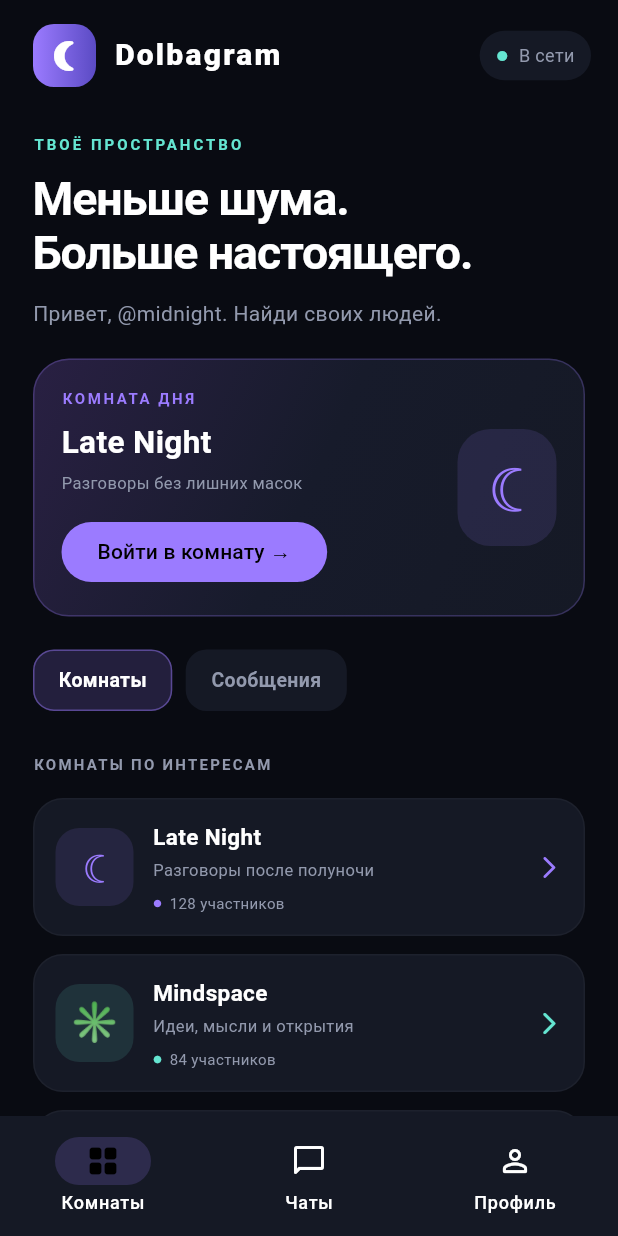
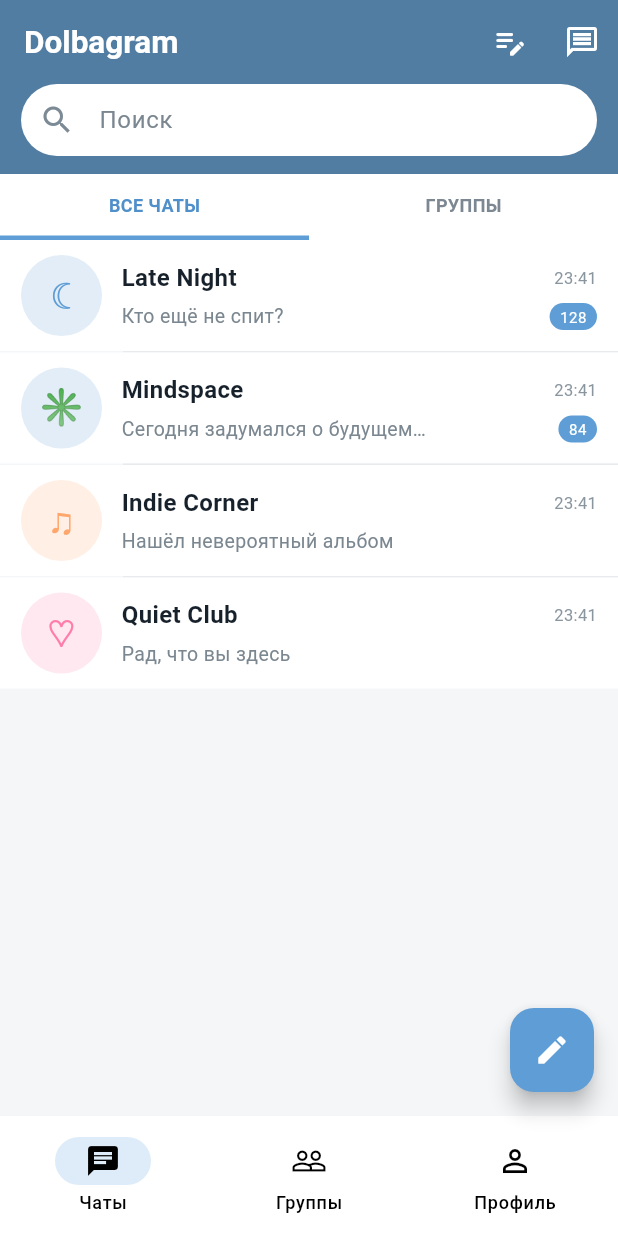
Before and after one commit to winlosse857/-, a Flutter app: the screen it shows after launch, on a phone screen of 412 x 824 dp. Run offline on Flutter 3.47's test engine with Material 3 defaults, Android fonts, the phone set to English and light mode, and no system bars.

Commit message:
Redesign Dolbagram UI closer to Telegram

```diff
--- a/noir_chat/lib/main.dart
+++ b/noir_chat/lib/main.dart
@@ -2,11 +2,11 @@ import 'package:flutter/material.dart';
 
 void main() => runApp(const DolbagramApp());
 
-const bg = Color(0xFF090B12);
-const panel = Color(0xFF151925);
-const violet = Color(0xFF9B7BFF);
-const cyan = Color(0xFF65E6D2);
-const muted = Color(0xFF9299AD);
+const bg = Color(0xFFF4F6F8);
+const panel = Color(0xFFFFFFFF);
+const violet = Color(0xFF5E9DD5);
+const cyan = Color(0xFF5E9DD5);
+const muted = Color(0xFF7B8790);
 
 class DolbagramApp extends StatelessWidget {
   const DolbagramApp({super.key});
@@ -14,9 +14,9 @@ class DolbagramApp extends StatelessWidget {
   Widget build(BuildContext context) => MaterialApp(
     title: 'Dolbagram',
     debugShowCheckedModeBanner: false,
-    theme: ThemeData(useMaterial3: true, brightness: Brightness.dark,
+    theme: ThemeData(useMaterial3: true, brightness: Brightness.light,
       scaffoldBackgroundColor: bg,
-      colorScheme: const ColorScheme.dark(primary: violet, secondary: cyan, surface: panel),
+      colorScheme: const ColorScheme.light(primary: violet, secondary: cyan, surface: panel),
       inputDecorationTheme: InputDecorationTheme(filled: true, fillColor: const Color(0xFF202536),
         hintStyle: const TextStyle(color: muted),
         border: OutlineInputBorder(borderRadius: BorderRadius.circular(18), borderSide: BorderSide.none))),
@@ -44,98 +44,125 @@ class HomeScreen extends StatefulWidget {
 class _HomeScreenState extends State<HomeScreen> {
   int tab = 0;
   String nickname = 'midnight';
+  String search = '';
   final joined = <String>{'Late Night', 'Mindspace'};
 
   @override
-  Widget build(BuildContext context) => Scaffold(
-    body: SafeArea(child: CustomScrollView(slivers: [
-      SliverToBoxAdapter(child: header()),
-      SliverToBoxAdapter(child: welcome()),
-      SliverToBoxAdapter(child: Padding(padding: const EdgeInsets.fromLTRB(22,0,22,10),
-        child: Row(children: [chip('Комнаты',0), const SizedBox(width:9), chip('Сообщения',1)]))),
-      SliverToBoxAdapter(child: Padding(padding: const EdgeInsets.fromLTRB(22,18,22,10),
-        child: Text(tab == 0 ? 'КОМНАТЫ ПО ИНТЕРЕСАМ' : 'НЕДАВНИЕ ЧАТЫ',
-          style: const TextStyle(color: muted,fontSize:10,letterSpacing:1.5,fontWeight:FontWeight.bold)))),
-      SliverList(delegate: SliverChildBuilderDelegate((context,i)=>roomTile(rooms[i]),childCount:rooms.length)),
-      const SliverToBoxAdapter(child:SizedBox(height:24)),
-    ])),
-    bottomNavigationBar: NavigationBar(backgroundColor:panel,indicatorColor:violet.withOpacity(.18),
-      selectedIndex:tab,onDestinationSelected:(v){ if(v==2){editNickname();}else{setState(()=>tab=v);} },
-      destinations:const [
-        NavigationDestination(icon:Icon(Icons.grid_view_rounded),label:'Комнаты'),
-        NavigationDestination(icon:Icon(Icons.chat_bubble_outline_rounded),label:'Чаты'),
-        NavigationDestination(icon:Icon(Icons.person_outline_rounded),label:'Профиль'),
+  Widget build(BuildContext context) {
+    final filtered = rooms.where((r) => ('${r.name} ${r.topic} ${r.preview}').toLowerCase().contains(search.toLowerCase())).toList();
+    return Scaffold(
+      backgroundColor: const Color(0xFFF4F6F8),
+      appBar: AppBar(
+        backgroundColor: const Color(0xFF527DA3),
+        foregroundColor: Colors.white,
+        title: const Text('Dolbagram', style: TextStyle(fontWeight: FontWeight.w600, fontSize: 21)),
+        actions: [
+          IconButton(onPressed: editNickname, icon: const Icon(Icons.edit_note_rounded)),
+          IconButton(onPressed: () => setState(() => tab = 1), icon: const Icon(Icons.message_outlined)),
+        ],
+      ),
+      body: Column(children: [
+        Container(
+          color: const Color(0xFF527DA3),
+          padding: const EdgeInsets.fromLTRB(14, 0, 14, 12),
+          child: TextField(
+            onChanged: (v) => setState(() => search = v),
+            decoration: InputDecoration(
+              hintText: 'Поиск',
+              prefixIcon: const Icon(Icons.search, color: Color(0xFF7C8A96)),
+              filled: true, fillColor: Colors.white,
+              contentPadding: const EdgeInsets.symmetric(vertical: 0),
+              border: OutlineInputBorder(borderRadius: BorderRadius.circular(24), borderSide: BorderSide.none),
+            ),
+          ),
+        ),
+        Container(
+          color: Colors.white,
+          child: Row(children: [
+            _tabButton('ВСЕ ЧАТЫ', 0),
+            _tabButton('ГРУППЫ', 1),
+          ]),
+        ),
+        Expanded(child: ListView.separated(
+          itemCount: filtered.length,
+          separatorBuilder: (_, __) => const Divider(height: 1, indent: 82, color: Color(0xFFE8EAED)),
+          itemBuilder: (context, i) => _chatTile(filtered[i]),
+        )),
       ]),
+      floatingActionButton: FloatingActionButton(
+        backgroundColor: const Color(0xFF5E9DD5),
+        foregroundColor: Colors.white,
+        onPressed: () => ScaffoldMessenger.of(context).showSnackBar(
+          const SnackBar(content: Text('Новые личные чаты появятся после подключения сервера.')),
+        ),
+        child: const Icon(Icons.edit),
+      ),
+      bottomNavigationBar: NavigationBar(
+        backgroundColor: Colors.white,
+        indicatorColor: const Color(0xFFDDECF8),
+        selectedIndex: tab,
+        onDestinationSelected: (v) { if (v == 2) { editNickname(); } else { setState(() => tab = v); } },
+        destinations: const [
+          NavigationDestination(icon: Icon(Icons.chat_bubble_outline), selectedIcon: Icon(Icons.chat), label: 'Чаты'),
+          NavigationDestination(icon: Icon(Icons.people_outline), selectedIcon: Icon(Icons.people), label: 'Группы'),
+          NavigationDestination(icon: Icon(Icons.person_outline), selectedIcon: Icon(Icons.person), label: 'Профиль'),
+        ],
+      ),
+    );
+  }
+
+  Widget _tabButton(String text, int value) => Expanded(
+    child: InkWell(onTap: () => setState(() => tab = value), child: Container(
+      height: 44, alignment: Alignment.center,
+      decoration: BoxDecoration(border: Border(bottom: BorderSide(color: tab == value ? const Color(0xFF5E9DD5) : Colors.transparent, width: 3))),
+      child: Text(text, style: TextStyle(color: tab == value ? const Color(0xFF4F8FCA) : const Color(0xFF7C8792), fontSize: 12, fontWeight: FontWeight.w700)),
+    )),
   );
 
-  Widget header()=>Padding(padding:const EdgeInsets.fromLTRB(22,16,18,8),child:Row(children:[
-    Container(width:42,height:42,decoration:BoxDecoration(borderRadius:BorderRadius.circular(14),
-      gradient:const LinearGradient(colors:[violet,Color(0xFF5B4BC4)])),
-      child:const Icon(Icons.nightlight_round,color:Colors.white)),
-    const SizedBox(width:12),
-    const Text('Dolbagram',style:TextStyle(fontSize:20,letterSpacing:1.5,fontWeight:FontWeight.w800)),
-    const Spacer(),
-    Container(padding:const EdgeInsets.symmetric(horizontal:11,vertical:8),
-      decoration:BoxDecoration(color:panel,borderRadius:BorderRadius.circular(20)),
-      child:const Row(children:[Icon(Icons.circle,color:cyan,size:8),SizedBox(width:7),
-        Text('В сети',style:TextStyle(color:muted,fontSize:12))])),
-  ]));
+  Widget _chatTile(Room room) => Material(
+    color: Colors.white,
+    child: InkWell(onTap: () => openRoom(room), child: Padding(
+      padding: const EdgeInsets.symmetric(horizontal: 14, vertical: 10),
+      child: Row(children: [
+        CircleAvatar(radius: 27, backgroundColor: room.color.withOpacity(.18),
+          child: Text(room.icon, style: TextStyle(color: room.color, fontSize: 25))),
+        const SizedBox(width: 13),
+        Expanded(child: Column(crossAxisAlignment: CrossAxisAlignment.start, children: [
+          Row(children: [
+            Expanded(child: Text(room.name, maxLines: 1, overflow: TextOverflow.ellipsis,
+              style: const TextStyle(fontSize: 16, color: Color(0xFF17212B), fontWeight: FontWeight.w600))),
+            const Text('23:41', style: TextStyle(fontSize: 11, color: Color(0xFF8A969F))),
+          ]),
+          const SizedBox(height: 5),
+          Row(children: [
+            Expanded(child: Text(tab == 0 ? room.preview : room.topic, maxLines: 1, overflow: TextOverflow.ellipsis,
+              style: const TextStyle(fontSize: 13, color: Color(0xFF7B8790)))),
+            if (joined.contains(room.name)) Container(
+              padding: const EdgeInsets.symmetric(horizontal: 7, vertical: 2),
+              decoration: BoxDecoration(color: const Color(0xFF5E9DD5), borderRadius: BorderRadius.circular(12)),
+              child: Text('${room.members}', style: const TextStyle(color: Colors.white, fontSize: 10)),
+            ),
+          ]),
+        ])),
+      ]),
+    )),
+  );
 
-  Widget welcome()=>Padding(padding:const EdgeInsets.fromLTRB(22,23,22,22),child:Column(crossAxisAlignment:CrossAxisAlignment.start,children:[
-    const Text('ТВОЁ ПРОСТРАНСТВО',style:TextStyle(color:cyan,fontSize:10,letterSpacing:2,fontWeight:FontWeight.w700)),
-    const SizedBox(height:12),
-    const Text('Меньше шума.\nБольше настоящего.',style:TextStyle(fontSize:31,height:1.15,fontWeight:FontWeight.w700,letterSpacing:-.7)),
-    const SizedBox(height:12),
-    Text('Привет, @$nickname. Найди своих людей.',style:const TextStyle(color:muted,fontSize:14)),
-    const SizedBox(height:20),
-    Container(width:double.infinity,padding:const EdgeInsets.all(18),
-      decoration:BoxDecoration(borderRadius:BorderRadius.circular(24),
-        gradient:const LinearGradient(begin:Alignment.topLeft,end:Alignment.bottomRight,
-          colors:[Color(0xFF292043),Color(0xFF171B2B),panel]),
-        border:Border.all(color:violet.withOpacity(.25))),
-      child:Row(children:[
-        Expanded(child:Column(crossAxisAlignment:CrossAxisAlignment.start,children:[
-          const Text('КОМНАТА ДНЯ',style:TextStyle(color:violet,fontSize:10,letterSpacing:1.7,fontWeight:FontWeight.bold)),
-          const SizedBox(height:8),const Text('Late Night',style:TextStyle(fontSize:21,fontWeight:FontWeight.bold)),
-          const SizedBox(height:4),const Text('Разговоры без лишних масок',style:TextStyle(color:muted,fontSize:11)),
-          const SizedBox(height:14),
-          FilledButton(onPressed:()=>openRoom(rooms[0]),style:FilledButton.styleFrom(backgroundColor:violet),child:const Text('Войти в комнату →')),
-        ])),
-        Container(width:66,height:78,decoration:BoxDecoration(color:violet.withOpacity(.13),borderRadius:BorderRadius.circular(22)),
-          child:const Center(child:Text('☾',style:TextStyle(fontSize:42,color:violet)))),
-      ])),
-  ]));
+  void openRoom(Room room) {
+    setState(() => joined.add(room.name));
+    Navigator.of(context).push(MaterialPageRoute(builder: (_) => ChatScreen(room: room, nickname: nickname)));
+  }
 
-  Widget chip(String label,int value){final active=tab==value;return GestureDetector(onTap:()=>setState(()=>tab=value),
-    child:Container(padding:const EdgeInsets.symmetric(horizontal:16,vertical:10),
-      decoration:BoxDecoration(color:active?violet.withOpacity(.18):panel,borderRadius:BorderRadius.circular(14),
-        border:Border.all(color:active?violet.withOpacity(.45):Colors.transparent)),
-      child:Text(label,style:TextStyle(color:active?Colors.white:muted,fontWeight:FontWeight.w600,fontSize:13))));}
-
-  Widget roomTile(Room room)=>Padding(padding:const EdgeInsets.symmetric(horizontal:22,vertical:6),
-    child:InkWell(borderRadius:BorderRadius.circular(20),onTap:()=>openRoom(room),
-      child:Container(padding:const EdgeInsets.all(14),
-        decoration:BoxDecoration(color:panel,borderRadius:BorderRadius.circular(20),border:Border.all(color:Colors.white.withOpacity(.035))),
-        child:Row(children:[
-          Container(width:52,height:52,decoration:BoxDecoration(color:room.color.withOpacity(.12),borderRadius:BorderRadius.circular(16)),
-            child:Center(child:Text(room.icon,style:TextStyle(color:room.color,fontSize:27)))),
-          const SizedBox(width:13),
-          Expanded(child:Column(crossAxisAlignment:CrossAxisAlignment.start,children:[
-            Text(room.name,style:const TextStyle(fontSize:15,fontWeight:FontWeight.w700)),
-            const SizedBox(height:4),Text(tab==0?room.topic:room.preview,maxLines:1,overflow:TextOverflow.ellipsis,style:const TextStyle(color:muted,fontSize:11)),
-            const SizedBox(height:7),Row(children:[Icon(Icons.circle,color:room.color,size:6),const SizedBox(width:5),
-              Text('${room.members} участников',style:const TextStyle(color:muted,fontSize:10))]),
-          ])),
-          Icon(joined.contains(room.name)?Icons.arrow_forward_ios_rounded:Icons.add_rounded,color:room.color,size:18),
-        ]))));
-
-  void openRoom(Room room){setState(()=>joined.add(room.name));Navigator.of(context).push(MaterialPageRoute(builder:(_)=>ChatScreen(room:room,nickname:nickname)));}
-  void editNickname(){
-    final c=TextEditingController(text:nickname);
-    showDialog<void>(context:context,builder:(ctx)=>AlertDialog(backgroundColor:panel,title:const Text('Твой профиль'),
-      content:TextField(controller:c,maxLength:20,decoration:const InputDecoration(labelText:'Никнейм',prefixText:'@')),
-      actions:[TextButton(onPressed:()=>Navigator.pop(ctx),child:const Text('Отмена')),
-        FilledButton(onPressed:(){final v=c.text.trim().replaceAll(' ','_');if(v.isNotEmpty)setState(()=>nickname=v);Navigator.pop(ctx);},child:const Text('Сохранить'))]));
+  void editNickname() {
+    final c = TextEditingController(text: nickname);
+    showDialog<void>(context: context, builder: (ctx) => AlertDialog(
+      title: const Text('Профиль Dolbagram'),
+      content: TextField(controller: c, maxLength: 20, decoration: const InputDecoration(labelText: 'Никнейм', prefixText: '@')),
+      actions: [
+        TextButton(onPressed: () => Navigator.pop(ctx), child: const Text('Отмена')),
+        FilledButton(onPressed: () { final v = c.text.trim().replaceAll(' ', '_'); if (v.isNotEmpty) setState(() => nickname = v); Navigator.pop(ctx); }, child: const Text('Сохранить')),
+      ],
+    ));
   }
 }
 
```
